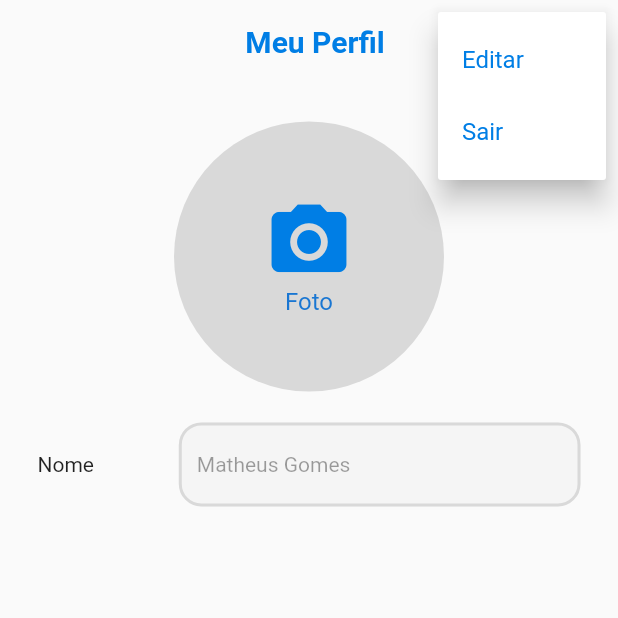
After one commit to MatheusAGomes/chat, a Flutter app: the MeuPerfilScreen screen opened directly, after a tap on the "more vert" icon, on a phone screen of 412 x 824 dp, the top half of it. The commit adds this screen. Run offline on Flutter 3.47's test engine with Material 2 defaults, Android fonts, the phone set to English and light mode, and no system bars; our stand-ins replace brasil_fields, contacts_service, firebase_auth, firebase_core, flutter_otp_text_field, flutter_profile_picture and 5 more; missing offline and left inert: validatorless; accounts and stored records are empty; network calls fail.

Commit message:
ordem alfabetica

```diff
--- a/lib/models/Usuario.dart
+++ b/lib/models/Usuario.dart
@@ -6,10 +6,12 @@ part 'Usuario.g.dart';
 class Usuario {
   String? nomeUsuario;
   String telefoneUsuario;
+  String? imagemUrl;
 
   Usuario({
     this.nomeUsuario,
     required this.telefoneUsuario,
+    this.imagemUrl,
   });
   factory Usuario.fromJson(Map<String, dynamic> json) =>
       _$UsuarioFromJson(json);
--- /dev/null
+++ b/lib/screens/MeuPerfilScreen.dart
@@ -0,0 +1,256 @@
+import 'dart:convert';
+import 'dart:io';
+
+import 'package:chat/Utils/constants.dart';
+import 'package:chat/Utils/toastService.dart';
+import 'package:chat/screens/EdicaoFotoScreen.dart';
+import 'package:chat/screens/telefoneCadastroScreen.dart';
+import 'package:chat/widgets/buttonAlternativo.dart';
+import 'package:chat/widgets/buttonPadrao.dart';
+import 'package:chat/widgets/textfieldpadrao.dart';
+import 'package:firebase_auth/firebase_auth.dart';
+import 'package:flutter/material.dart';
+import 'package:flutter/src/widgets/container.dart';
+import 'package:flutter/src/widgets/framework.dart';
+import 'package:flutter_otp_text_field/flutter_otp_text_field.dart';
+
+import 'package:http/http.dart' as http;
+import 'package:provider/provider.dart';
+
+import '../Utils/ColorsService.dart';
+import '../Utils/Routes.dart';
+import '../Utils/Store.dart';
+import '../Utils/utils.dart';
+import '../models/Auth.dart';
+import '../models/Usuario.dart';
+
+class MeuPerfilScreen extends StatefulWidget {
+  MeuPerfilScreen();
+
+  @override
+  State<MeuPerfilScreen> createState() => _MeuPerfilScreenState();
+}
+
+class _MeuPerfilScreenState extends State<MeuPerfilScreen> {
+  void updateUserData(String uid, Usuario user) async {
+    final url = '${constants.banco}/users/$uid.json';
+    final response = await http.patch(Uri.parse(url),
+        body: json.encode({
+          'nomeUsuario': user.nomeUsuario,
+          'telefoneUsuario': user.telefoneUsuario,
+        }));
+    if (response.statusCode == 200) {
+      ToastService.showToastInfo('Usuario cadastrado com sucesso !');
+    } else {
+      ToastService.showToastError(
+          'Erro ao cadastrar usuário: ${response.reasonPhrase}');
+    }
+  }
+
+  final nome = TextEditingController(text: 'Matheus Gomes');
+  File? _storedImage;
+  bool editable = false;
+  @override
+  Widget build(BuildContext context) {
+    Auth auth = Provider.of<Auth>(context, listen: false);
+
+    return Scaffold(
+        appBar: editable == false
+            ? AppBar(
+                backgroundColor: Colors.transparent,
+                bottomOpacity: 0.0,
+                elevation: 0.0,
+                leading: Padding(
+                  padding: EdgeInsets.symmetric(
+                      vertical: MediaQuery.of(context).size.height * 0.01,
+                      horizontal: MediaQuery.of(context).size.height * 0.01),
+                ),
+                title: Center(
+                  child: Text(
+                    'Meu Perfil',
+                    style: TextStyle(
+                        color: ColorService.azulEscuro,
+                        fontWeight: FontWeight.bold),
+                  ),
+                ),
+                actions: [
+                  PopupMenuButton(
+                    color: Colors.white,
+                    icon: Icon(
+                      Icons.more_vert,
+                      color: ColorService.azulEscuro,
+                    ),
+                    itemBuilder: (context) {
+                      return [
+                        PopupMenuItem<int>(
+                          value: 0,
+                          child: Text(
+                            'Editar',
+                            style: TextStyle(color: ColorService.azulEscuro),
+                          ),
+                          onTap: () async {
+                            setState(() {
+                              editable = true;
+                            });
+                          },
+                        ),
+                        PopupMenuItem<int>(
+                          value: 0,
+                          child: Text(
+                            'Sair',
+                            style: TextStyle(color: ColorService.azulEscuro),
+                          ),
+                          onTap: () async {
+                            auth.deslogar();
+                          },
+                        ),
+                      ];
+                    },
+                  )
+                ],
+              )
+            : AppBar(
+                backgroundColor: Colors.transparent,
+                bottomOpacity: 0.0,
+                elevation: 0.0,
+                leading: Padding(
+                    padding: EdgeInsets.only(
+                        left: MediaQuery.of(context).size.height * 0.01,
+                        bottom: MediaQuery.of(context).size.height * 0.01),
+                    child: IconButton(
+                      color: Colors.black,
+                      icon: const Icon(Icons.close),
+                      onPressed: () {
+                        setState(() {
+                          editable = false;
+                        });
+                      },
+                    )),
+                title: Center(
+                  child: Text(
+                    //auth.authDecoded!['name'],
+                    'Editando meu perfil',
+                    style: TextStyle(
+                        color: ColorService.azulEscuro,
+                        fontWeight: FontWeight.bold),
+                  ),
+                ),
+                actions: [
+                  IconButton(
+                    onPressed: () async {},
+                    icon: const Icon(Icons.check),
+                    color: Colors.black,
+                  )
+                ],
+              ),
+        body: SingleChildScrollView(
+          child: Padding(
+            padding: const EdgeInsets.symmetric(vertical: 25, horizontal: 25),
+            child: Column(
+              children: [
+                Column(
+                  mainAxisAlignment: MainAxisAlignment.spaceBetween,
+                  children: [
+                    _storedImage != null
+                        ? InkWell(
+                            onTap: () async {
+                              File? file = await Navigator.of(context).push(
+                                  MaterialPageRoute(
+                                      builder: (context) => EdicaoFotoScreen(
+                                          _storedImage, nome.text)));
+                              setState(() {
+                                _storedImage = file;
+                              });
+                            },
+                            child: Stack(clipBehavior: Clip.none, children: [
+                              _storedImage != null
+                                  ? CircleAvatar(
+                                      radius: 90,
+                                      backgroundImage: FileImage(_storedImage!),
+                                    )
+                                  : CircleAvatar(
+                                      backgroundColor: ColorService.azulClaro,
+                                      radius: 90,
+                                      child: Text(
+                                        abreviacao(nome.text),
+                                        style: const TextStyle(
+                                            color: Colors.white),
+                                      ),
+                                    ),
+                            ]),
+                          )
+                        : InkWell(
+                            onTap: () async {
+                              File? file = await Navigator.of(context).push(
+                                  MaterialPageRoute(
+                                      builder: (context) => EdicaoFotoScreen(
+                                          _storedImage, nome.text)));
+                              setState(() {
+                                _storedImage = file;
+                              });
+                            },
+                            child: Stack(clipBehavior: Clip.none, children: [
+                              _storedImage != null
+                                  ? CircleAvatar(
+                                      radius: 90,
+                                      backgroundImage: FileImage(_storedImage!),
+                                    )
+                                  : CircleAvatar(
+                                      backgroundColor: ColorService.cinza,
+                                      radius: 90,
+                                      child: Column(
+                                        mainAxisAlignment:
+                                            MainAxisAlignment.center,
+                                        children: [
+                                          Icon(Icons.camera_alt,
+                                              color: ColorService.azulEscuro,
+                                              size: 60),
+                                          Text('Foto')
+                                        ],
+                                      ),
+                                    ),
+                              // const Positioned(
+                              //   top: 130,
+                              //   left: 100,
+                              //   child: CircleAvatar(
+                              //     radius: 40,
+                              //     backgroundColor:
+                              //     Colors.white,
+                              //     child: Icon(
+                              //       Icons.camera_alt,
+                              //       color: Colors.black,
+                              //     ),
+                              //   ),
+                              // )
+                            ]),
+                          ),
+
+                    SizedBox(
+                      height: MediaQuery.of(context).size.height * 0.025,
+                    ),
+                    Row(
+                      mainAxisAlignment: MainAxisAlignment.spaceBetween,
+                      children: [
+                        Text('Nome'),
+                        SizedBox(
+                            width: MediaQuery.of(context).size.width * 0.65,
+                            child: TextFieldPadrao(
+                              enable: editable,
+                              click: () {},
+                              hintText: 'Digite seu nome',
+                              controller: nome,
+                              onchange: (value) {
+                                setState(() {});
+                              },
+                            )),
+                      ],
+                    ),
+
+                  ],
+                ),
+              ],
+            ),
+          ),
+        ));
+  }
+}
--- a/lib/widgets/textfieldpadrao.dart
+++ b/lib/widgets/textfieldpadrao.dart
@@ -75,7 +75,6 @@ class _TextFieldPadraoState extends State<TextFieldPadrao> {
       style: TextStyle(fontSize: widget.fontSize),
       decoration: InputDecoration(
         filled: true ,
-        fillColor: ColorService.cinza,
         counterText: "",
         floatingLabelAlignment: FloatingLabelAlignment.center,
         contentPadding: widget.padding,
@@ -83,7 +82,7 @@ class _TextFieldPadraoState extends State<TextFieldPadrao> {
         errorText: widget.errorText,
         disabledBorder: OutlineInputBorder(
             borderRadius: BorderRadius.circular(15),
-            borderSide: BorderSide(width: 2, color: Colors.transparent)),
+            borderSide: BorderSide(width: 2, color: ColorService.cinza)),
         focusedErrorBorder: OutlineInputBorder(
             borderRadius: BorderRadius.circular(15),
             borderSide: const BorderSide(width: 1, color: Colors.red)),
@@ -96,10 +95,10 @@ class _TextFieldPadraoState extends State<TextFieldPadrao> {
         hintStyle:  TextStyle(color: ColorService.cinzaInputLetra),
         enabledBorder: OutlineInputBorder(
             borderRadius: BorderRadius.circular(15),
-            borderSide: BorderSide(width: 2, color: Colors.transparent)),
+            borderSide: BorderSide(width: 2, color: ColorService.azulEscuro)),
         focusedBorder: OutlineInputBorder(
             borderRadius: BorderRadius.circular(15),
-            borderSide: BorderSide(width: 2, color: Colors.transparent)),
+            borderSide: BorderSide(width: 2, color: ColorService.azulEscuro)),
       ),
     );
   }
--- a/pubspec.yaml
+++ b/pubspec.yaml
@@ -48,7 +48,7 @@ dependencies:
   shared_preferences: ^2.0.15
   build_daemon: ^3.1.1
   validatorless: ^1.2.3 #biblioteca que facilita a implementacao de validadores em formularios.
-
+  contacts_service: ^0.6.3
 
 dev_dependencies:
   flutter_test:
```
Also changed, not shown: lib/screens/ContatosScreen.dart (added, +178 -0 lines), lib/screens/EstruturaScreen.dart (+6 -2 lines), lib/screens/menuPrincipalScreen.dart (+10 -37 lines), lib/models/Usuario.g.dart, pubspec.lock, 2 other files.
